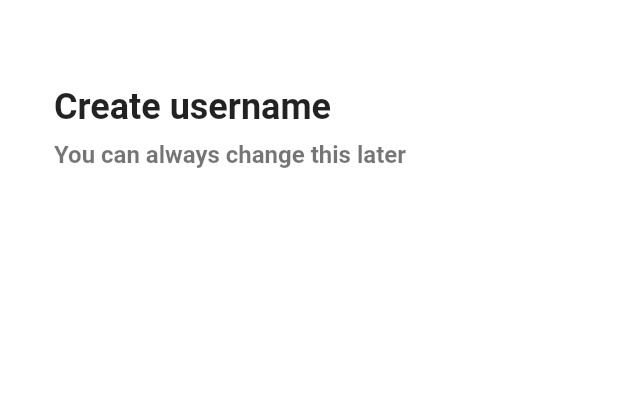
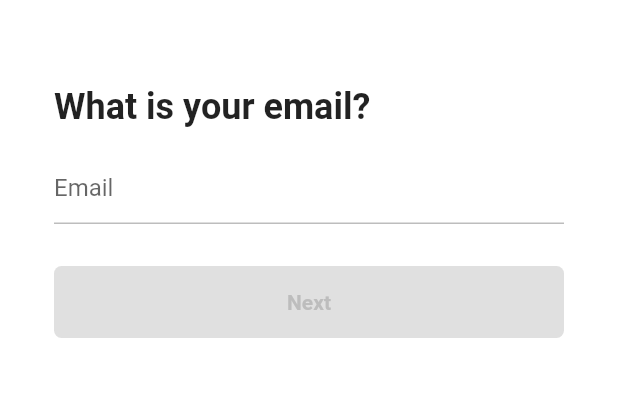
Before and after one commit to Seongeun-Park/TikTok-Clone, a Flutter app: the EmailScreen screen opened directly, on a phone screen of 412 x 824 dp, the part 58-455 px from its top. Run offline on Flutter 3.47's test engine with Material 2 defaults, Android fonts, the phone set to English and light mode, and no system bars; our stand-ins replace font_awesome_flutter.

Commit message:
2023071701

```diff
--- a/lib/features/authentication/email_screen.dart
+++ b/lib/features/authentication/email_screen.dart
@@ -1,13 +1,67 @@
 import 'package:flutter/material.dart';
 import 'package:tiktok_clone/constants/gaps.dart';
 import 'package:tiktok_clone/constants/sizes.dart';
+import 'package:tiktok_clone/features/authentication/password_screen.dart';
 
-class EmailScreen extends StatelessWidget {
+import '../widgets/form_button.dart';
+
+class EmailScreen extends StatefulWidget {
   const EmailScreen({super.key});
 
   @override
+  State<EmailScreen> createState() => _EmailScreenState();
+}
+
+class _EmailScreenState extends State<EmailScreen> {
+  final TextEditingController _emailController = TextEditingController();
+
+  String _email = "";
+
+  @override
+  void initState() {
+    super.initState();
+    _emailController.addListener(() {
+      setState(() {
+        _email = _emailController.text;
+      });
+    });
+  }
+
+  @override
+  void dispose() {
+    _emailController.dispose();
+    super.dispose();
+  }
+
+  String? _isEmailVaild() {
+    if (_email.isEmpty) return null;
+    final regExp = RegExp(
+        r"^[a-zA-Z0-9.a-zA-Z0-9.!#$%&'*+-/=?^_`{|}~]+@[a-zA-Z0-9]+\.[a-zA-Z]+");
+    if (!regExp.hasMatch(_email)) {
+      return "Email not vaild";
+    }
+    return null;
+  }
+
+  void _onScaffoldTap() {
+    FocusScope.of(context).unfocus();
+  }
+
+  void _onSubmit() {
+    if (_email.isEmpty || _isEmailVaild() != null) return;
+    Navigator.push(
+      context,
+      MaterialPageRoute(
+        builder: (context) => const PasswordScreen(),
+      ),
+    );
+  }
+
+  @override
   Widget build(BuildContext context) {
-    return Scaffold(
+    return GestureDetector(
+      onTap: _onScaffoldTap,
+      child: Scaffold(
         appBar: AppBar(
           title: const Text('Sign up'),
         ),
@@ -15,25 +69,44 @@ class EmailScreen extends StatelessWidget {
           padding: const EdgeInsets.symmetric(horizontal: Sizes.size36),
           child: Column(
             crossAxisAlignment: CrossAxisAlignment.start,
-          children: const [
+            children: [
               Gaps.v40,
-            Text(
-              'Create username',
+              const Text(
+                'What is your email?',
                 style: TextStyle(
                   fontSize: Sizes.size24,
                   fontWeight: FontWeight.w700,
                 ),
               ),
-            Gaps.v8,
-            Text(
-              'You can always change this later',
-              style: TextStyle(
-                color: Colors.black54,
-                fontSize: Sizes.size16,
-                fontWeight: FontWeight.w600,
+              Gaps.v16,
+              TextField(
+                controller: _emailController,
+                keyboardType: TextInputType.emailAddress,
+                autocorrect: false,
+                onEditingComplete: _onSubmit,
+                decoration: InputDecoration(
+                  errorText: _isEmailVaild(),
+                  hintText: 'Email',
+                  enabledBorder: UnderlineInputBorder(
+                    borderSide: BorderSide(
+                      color: Colors.grey.shade400,
                     ),
                   ),
+                  focusedBorder: UnderlineInputBorder(
+                    borderSide: BorderSide(
+                      color: Colors.grey.shade400,
+                    ),
+                  ),
+                ),
+                cursorColor: Theme.of(context).primaryColor,
+              ),
+              Gaps.v28,
+              GestureDetector(
+                  onTap: _onSubmit,
+                  child: FormButton(
+                      disabled: _email.isEmpty || _isEmailVaild() != null)),
             ],
+          ),
         ),
       ),
     );
--- a/lib/features/authentication/sign_up_screen.dart
+++ b/lib/features/authentication/sign_up_screen.dart
@@ -2,8 +2,8 @@ import 'package:flutter/material.dart';
 import 'package:font_awesome_flutter/font_awesome_flutter.dart';
 import 'package:tiktok_clone/constants/gaps.dart';
 import 'package:tiktok_clone/constants/sizes.dart';
-import 'package:tiktok_clone/features/authentication/email_screen.dart';
 import 'package:tiktok_clone/features/authentication/login_screen.dart';
+import 'package:tiktok_clone/features/authentication/username_screen.dart';
 import 'package:tiktok_clone/features/widgets/auth_button.dart';
 
 class SignUpScreen extends StatelessWidget {
@@ -20,7 +20,7 @@ class SignUpScreen extends StatelessWidget {
   void _onEmailTap(BuildContext context) {
     Navigator.of(context).push(
       MaterialPageRoute(
-        builder: (context) => const EmailScreen(),
+        builder: (context) => const UsernameScreen(),
       ),
     );
   }
--- /dev/null
+++ b/lib/features/widgets/form_button.dart
@@ -0,0 +1,39 @@
+import 'package:flutter/material.dart';
+
+import '../../constants/sizes.dart';
+
+class FormButton extends StatelessWidget {
+  const FormButton({
+    super.key,
+    required this.disabled,
+  });
+
+  final bool disabled;
+
+  @override
+  Widget build(BuildContext context) {
+    return FractionallySizedBox(
+      widthFactor: 1,
+      child: AnimatedContainer(
+        padding: const EdgeInsets.symmetric(vertical: Sizes.size16),
+        decoration: BoxDecoration(
+          borderRadius: BorderRadius.circular(Sizes.size5),
+          color:
+              disabled ? Colors.grey.shade300 : Theme.of(context).primaryColor,
+        ),
+        duration: const Duration(milliseconds: 300),
+        child: AnimatedDefaultTextStyle(
+          duration: const Duration(milliseconds: 300),
+          style: TextStyle(
+            color: disabled ? Colors.grey.shade400 : Colors.white,
+            fontWeight: FontWeight.w600,
+          ),
+          child: const Text(
+            'Next',
+            textAlign: TextAlign.center,
+          ),
+        ),
+      ),
+    );
+  }
+}
```
Also changed, not shown: lib/features/authentication/birthday_screen.dart (added, +12 -0 lines), lib/features/authentication/password_screen.dart (added, +166 -0 lines), lib/features/authentication/username_screen.dart (+100 -0 lines). Lines whose indentation alone changed are shown as unchanged.
